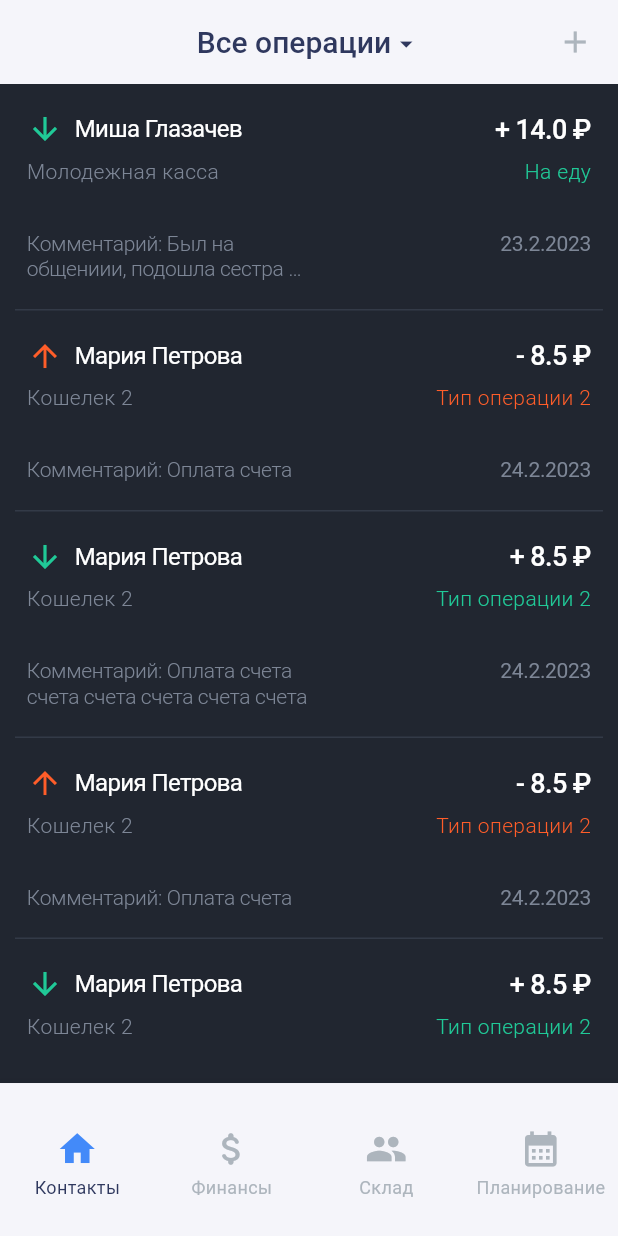
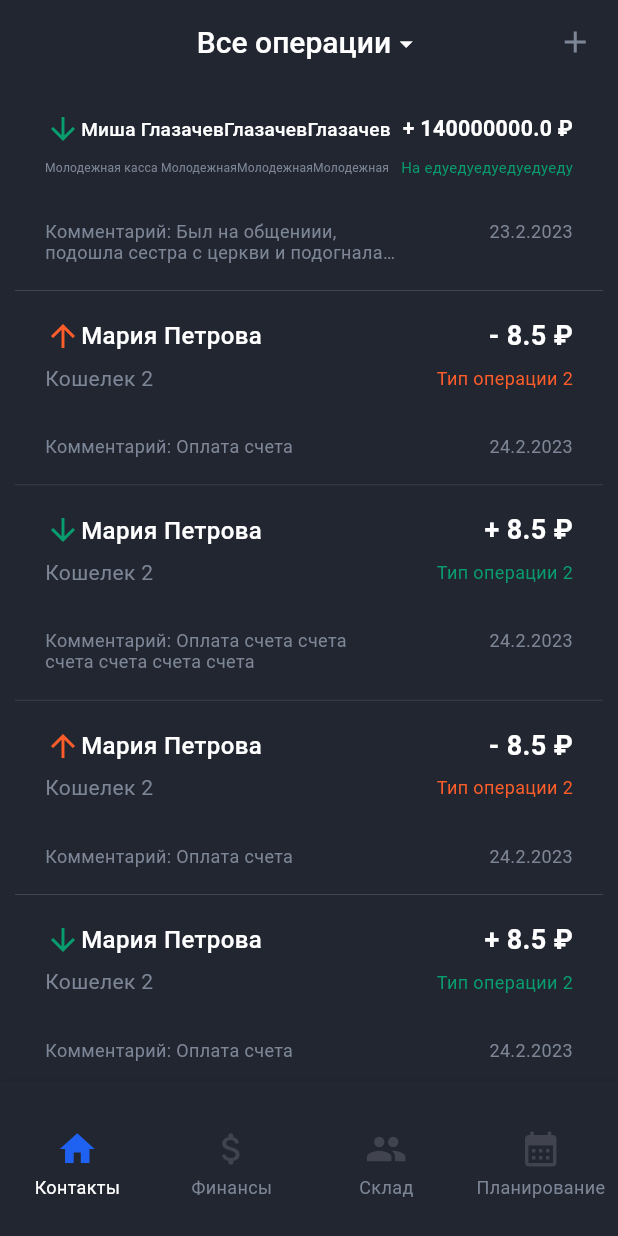
Before and after one commit to PavelBaptist/church_accounting, a Flutter app: the screen it shows after launch, on a phone screen of 412 x 824 dp. Run offline on Flutter 3.47's test engine with Material 3 defaults, Android fonts, the light colour scheme and no system bars; drawn by our look-alikes of dropdown_button2; our stand-ins replace equatable; Roboto replaces fonts that are missing (Ghotic A1, Gothic A1).

Commit message:
feat: New ListOperations UI

```diff
--- a/lib/common/app_colors_theme.dart
+++ b/lib/common/app_colors_theme.dart
@@ -8,6 +8,7 @@ class ColorSet {
   late Color text;
   late Color inactiveText;
   late Color green;
+  late Color red;
   late Color yellow;
   late Color primaryBg;
   late Color listCellBG;
@@ -21,8 +22,9 @@ class LightThemeColors extends ColorSet {
     active = const Color(0xFF438AF9);
     text = const Color(0xFF2F385E);
     yellow = const Color(0xFFFCC419);
-    inactiveText = const Color(0xFFADB5BD);
+    inactiveText = const Color(0xFF7F848A);
     green = const Color(0xFF84B7A6);
+    red = const Color(0xFFFF5D29);
     primaryBg = const Color(0xFFF5F5FA);
     secondaryBG = const Color(0xFFFFFFFF);
     listCellBG = const Color(0xFFE7E7E7);
@@ -38,6 +40,7 @@ class DarkThemeColors extends ColorSet {
     inactiveText = const Color(0xFF7D8696);
     yellow = const Color(0xFFFCC419);
     green = const Color(0xFF089C6F);
+    red = const Color(0xFFFF5D29);
     primaryBg = const Color(0xFF212630);
     secondaryBG = const Color(0xFF41444F);
     listCellBG = const Color(0xFF212630);
--- a/lib/feature/presentation/pages/finance_book_page.dart
+++ b/lib/feature/presentation/pages/finance_book_page.dart
@@ -1,3 +1,4 @@
+import 'package:church_accounting/common/app_colors_theme.dart';
 import 'package:flutter/material.dart';
 
 // TODO:
@@ -44,12 +45,12 @@ class _FinanceBookPageState extends State<FinanceBookPage> {
       '1',
       23,
       DateTime(2023, 2, 23),
-      14.00,
-      'Молодежная касса',
+      140000000.00,
+      'Молодежная касса МолодежнаяМолодежнаяМолодежная',
       'Был на общениии, подошла сестра с церкви и подогнала соточку, так по братски',
-      'Миша Глазачев',
+      'Миша ГлазачевГлазачевГлазачев',
       'Приход',
-      'На еду',
+      'На едуедуедуедуедуеду',
       'ООО Кавказская молодежь',
     ),
     MockData(
@@ -112,10 +113,9 @@ class _FinanceBookPageState extends State<FinanceBookPage> {
         itemBuilder: (BuildContext context, int index) {
           return Container(
             width: double.infinity,
-            padding: const EdgeInsets.all(8),
-            margin: const EdgeInsets.all(10.0),
-            decoration: const BoxDecoration(
-              color: Color(0xFF212630),
+            padding: const EdgeInsets.symmetric(horizontal: 30, vertical: 18),
+            decoration: BoxDecoration(
+              color: AppColors.primaryBg,
             ),
             child: Column(
               mainAxisSize: MainAxisSize.min,
@@ -129,36 +129,42 @@ class _FinanceBookPageState extends State<FinanceBookPage> {
                           ? Icons.arrow_downward
                           : Icons.arrow_upward,
                       color: mockData[index].typeOperation.contains('Приход')
-                          ? const Color(0xFF20C997)
-                          : const Color(0xFFFF5D29),
+                          ? AppColors.green
+                          : AppColors.red,
                     ),
                     Expanded(
-                      child: Padding(
-                        padding: const EdgeInsets.all(8.0),
+                      flex: 20,
+                      child: FittedBox(
+                        fit: BoxFit.scaleDown,
+                        alignment: Alignment.centerLeft,
                         child: Text(
                           mockData[index].user,
-                          style: const TextStyle(
-                            color: Colors.white,
+                          style: TextStyle(
+                            color: AppColors.text,
                             fontSize: 16,
                             fontFamily: 'Gothic A1',
-                            fontWeight: FontWeight.w400,
-                            height: 0.08,
-                            letterSpacing: -0.41,
+                            fontWeight: FontWeight.w500,
                           ),
                         ),
                       ),
                     ),
-                    Text(
-                      mockData[index].typeOperation.contains('Приход')
-                          ? '+ ${mockData[index].sum} ₽'
-                          : '- ${mockData[index].sum} ₽',
-                      style: const TextStyle(
-                        color: Colors.white,
-                        fontSize: 18,
-                        fontFamily: 'Gothic A1',
-                        fontWeight: FontWeight.w500,
-                        height: 0.08,
-                        letterSpacing: -0.41,
+                    const SizedBox(width: 8),
+                    Expanded(
+                      flex: 11,
+                      child: FittedBox(
+                        fit: BoxFit.scaleDown,
+                        alignment: Alignment.centerRight,
+                        child: Text(
+                          mockData[index].typeOperation.contains('Приход')
+                              ? '+ ${mockData[index].sum} ₽'
+                              : '- ${mockData[index].sum} ₽',
+                          style: TextStyle(
+                            color: AppColors.text,
+                            fontSize: 18,
+                            fontFamily: 'Gothic A1',
+                            fontWeight: FontWeight.w600,
+                          ),
+                        ),
                       ),
                     ),
                   ],
@@ -171,38 +177,38 @@ class _FinanceBookPageState extends State<FinanceBookPage> {
                   mainAxisAlignment: MainAxisAlignment.spaceBetween,
                   children: [
                     Expanded(
-                      flex: 8,
-                      child: Align(
+                      flex: 28,
+                      child: FittedBox(
+                        fit: BoxFit.scaleDown,
                         alignment: Alignment.centerLeft,
                         child: Text(
                           mockData[index].wallet,
                           textAlign: TextAlign.right,
-                          style: const TextStyle(
-                            color: Color(0xFF7D8696),
+                          style: TextStyle(
+                            color: AppColors.inactiveText,
                             fontSize: 14,
                             fontFamily: 'Gothic A1',
-                            fontWeight: FontWeight.w300,
+                            fontWeight: FontWeight.w400,
                           ),
                         ),
                       ),
                     ),
+                    const SizedBox(width: 8),
                     Expanded(
-                      flex: 5,
+                      flex: 14,
                       child: FittedBox(
                         fit: BoxFit.scaleDown,
                         alignment: Alignment.centerRight,
                         child: Text(
-                          mockData[index].type.length > 14
-                              ? '${mockData[index].type.substring(0, 14)}...'
-                              : mockData[index].type,
+                          mockData[index].type,
                           style: TextStyle(
                             color:
                                 mockData[index].typeOperation.contains('Приход')
-                                    ? const Color(0xFF20C997)
-                                    : const Color(0xFFFF5D29),
-                            fontSize: 14,
+                                    ? AppColors.green
+                                    : AppColors.red,
+                            fontSize: 12,
                             fontFamily: 'Ghotic A1',
-                            fontWeight: FontWeight.w300,
+                            fontWeight: FontWeight.w400,
                           ),
                         ),
                       ),
@@ -210,36 +216,36 @@ class _FinanceBookPageState extends State<FinanceBookPage> {
                   ],
                 ),
                 const SizedBox(
-                  height: 31,
+                  height: 30,
                   width: double.infinity,
                 ),
                 Row(
                   crossAxisAlignment: CrossAxisAlignment.start,
                   children: [
                     Expanded(
+                      flex: 28,
                       child: Text(
                         'Комментарий: ${mockData[index].comment}',
                         overflow: TextOverflow.ellipsis,
                         maxLines: 2,
-                        style: const TextStyle(
-                          color: Color(0xFF7D8696),
-                          fontSize: 14,
+                        style: TextStyle(
+                          color: AppColors.inactiveText,
+                          fontSize: 12,
                           fontFamily: 'Ghotic A1',
-                          fontWeight: FontWeight.w300,
-                          letterSpacing: -0.21,
+                          fontWeight: FontWeight.w400,
                         ),
                       ),
                     ),
                     Expanded(
+                      flex: 14,
                       child: Text(
                         '${mockData[index].date.day}.${mockData[index].date.month}.${mockData[index].date.year}',
                         textAlign: TextAlign.right,
-                        style: const TextStyle(
-                          color: Color(0xFF7D8696),
-                          fontSize: 14,
+                        style: TextStyle(
+                          color: AppColors.inactiveText,
+                          fontSize: 12,
                           fontFamily: 'Gothic A1',
                           fontWeight: FontWeight.w400,
-                          letterSpacing: -0.21,
                         ),
                       ),
                     ),
@@ -251,9 +257,9 @@ class _FinanceBookPageState extends State<FinanceBookPage> {
         },
         separatorBuilder: (BuildContext context, int index) {
           return Container(
-            height: 1,
+            height: 0.5,
             margin: const EdgeInsets.symmetric(horizontal: 10),
-            color: const Color(0xFF333A47),
+            color: AppColors.inactiveText.withOpacity(0.5),
           );
         },
       ),
--- a/lib/main.dart
+++ b/lib/main.dart
@@ -5,7 +5,7 @@ import 'package:flutter/material.dart';
 
 void main(List<String> args) {
   AppColors = DarkColors; // Темная тема
-  AppColors = LightColors; // Светлая тема
+  // AppColors = LightColors; // Светлая тема
   WidgetsFlutterBinding.ensureInitialized();
   SystemChrome.setPreferredOrientations(
     [
```
